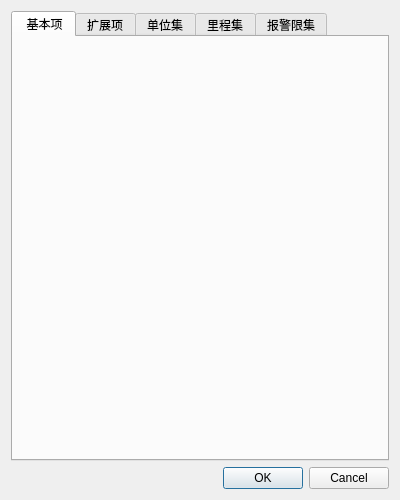
Above: src/config_ui/qt/src/config/ui/variant_edit.ui from eth-from-zero/qzy-environmental-monitoring before the change. Below: the same form after it.
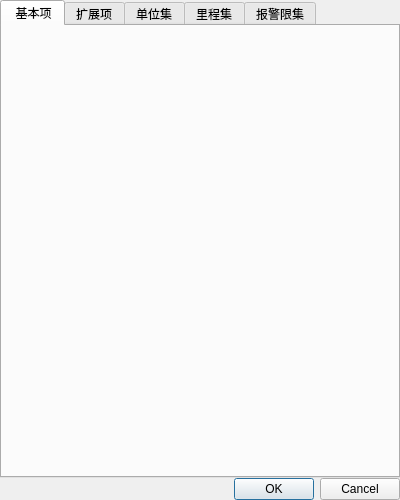
That is the form after the change. The open tabs and pages were chosen to show the change.

The edit to the form file:
```diff
--- a/src/config_ui/qt/src/config/ui/variant_edit.ui
+++ b/src/config_ui/qt/src/config/ui/variant_edit.ui
@@ -14,6 +14,21 @@
    <string>Dialog</string>
   </property>
   <layout class="QVBoxLayout" name="verticalLayout" stretch="6,1">
+   <property name="spacing">
+    <number>0</number>
+   </property>
+   <property name="leftMargin">
+    <number>0</number>
+   </property>
+   <property name="topMargin">
+    <number>0</number>
+   </property>
+   <property name="rightMargin">
+    <number>0</number>
+   </property>
+   <property name="bottomMargin">
+    <number>0</number>
+   </property>
    <item>
     <widget class="QTabWidget" name="tw">
      <property name="currentIndex">
```
Left out of the diff: 2 changed lines with no effect on the pictures.
